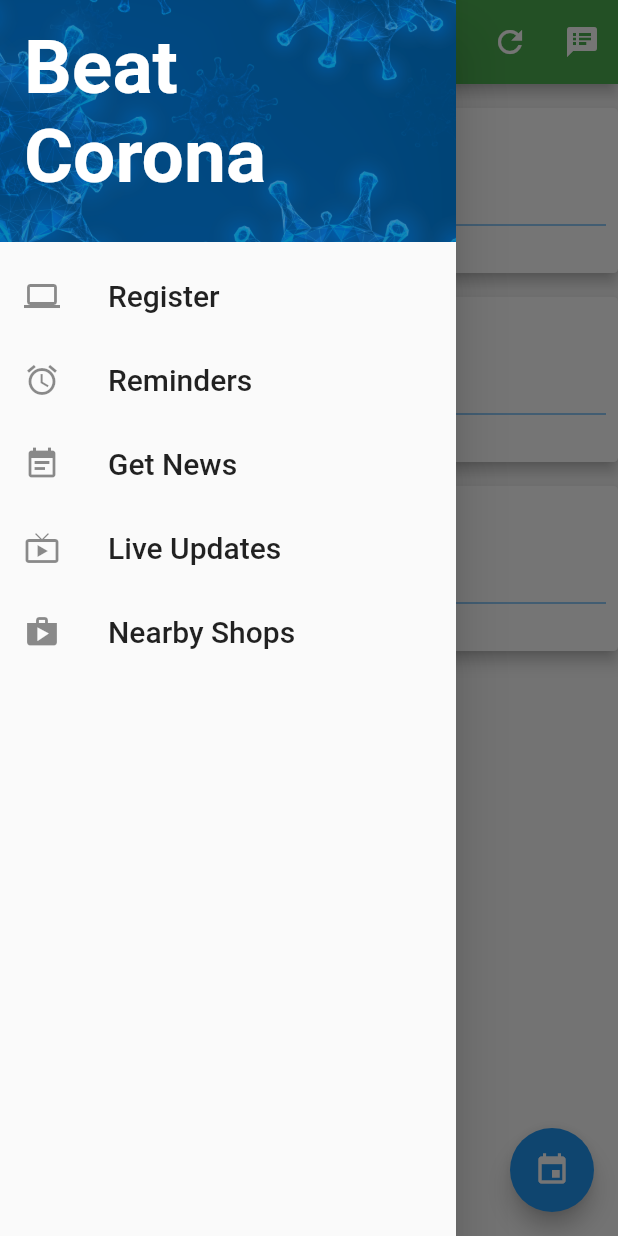
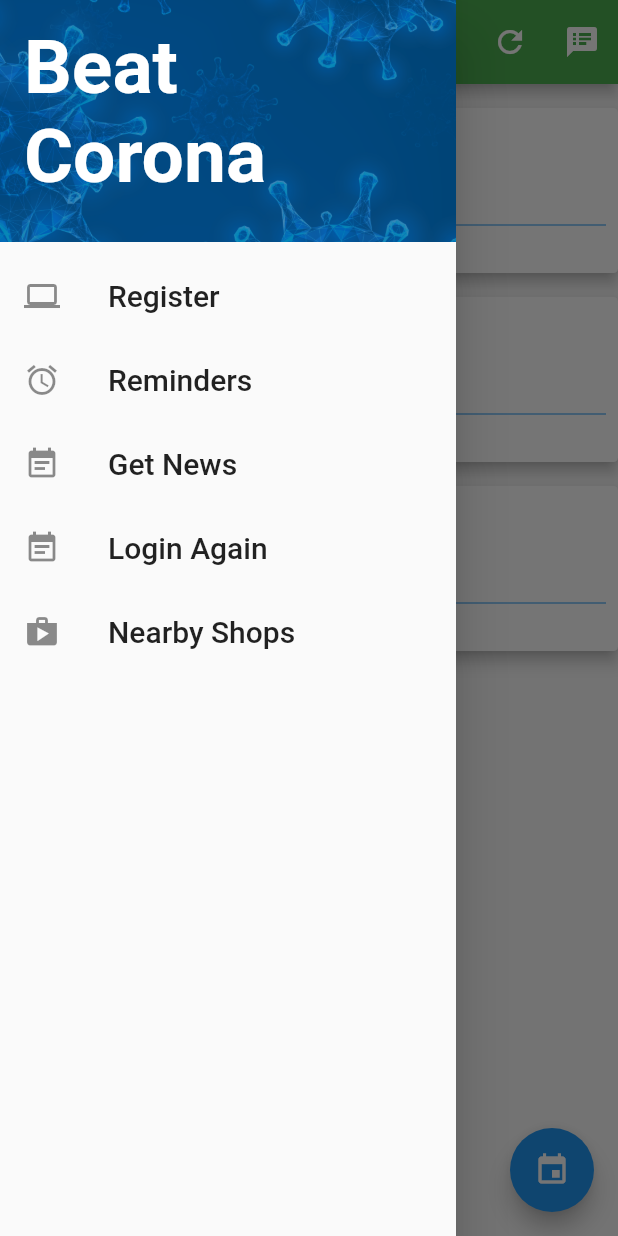
Before and after one commit to lakshygupta/BeatCorona-HackOn, a Flutter app: the screen it shows after launch, with the side drawer open, on a phone screen of 412 x 824 dp. Run offline on Flutter 3.47's test engine with Material 2 defaults, Android fonts, the phone set to English and light mode, and no system bars; our stand-ins replace firebase_auth; missing offline and left inert: flutter_webview_plugin; accounts and stored records are empty.

```diff
--- a/lib/main.dart
+++ b/lib/main.dart
@@ -1,12 +1,14 @@
 import 'package:flutter/material.dart';
+import 'package:flutternewsapp/homepage.dart';
 import 'data.dart';
 import 'newsfeeds.dart';
+import 'Register.dart';
+import 'homepage.dart';
 
 void main() {
   runApp(MaterialApp(
     home: Need(),
   ));
-
 }
 
 void notesOpen(BuildContext context) {
@@ -27,18 +29,15 @@ class Need extends StatelessWidget {
     Data(text: 'Fruits', customor: 'Dhwaj Gupta', category: 'fruits'),
     Data(text: 'MILK', customor: 'Rahul', category: 'Home'),
     Data(text: 'Water Bottles', customor: 'LakshyGupta', category: 'Home'),
-
   ];
 
   Widget getIcon(list) {
     print(list.category);
     if (list.category == 'Home') {
       return Icon(Icons.local_grocery_store);
-    }
-    else if (list.category == 'fruits') {
+    } else if (list.category == 'fruits') {
       return Icon(Icons.free_breakfast);
-    }
-    else {
+    } else {
       return Icon(Icons.shopping_basket);
     }
   }
@@ -47,30 +46,33 @@ class Need extends StatelessWidget {
     return Card(
       elevation: 4.0,
       margin: EdgeInsets.fromLTRB(16.0, 16.0, 0, 0),
-      shape: RoundedRectangleBorder(
-          borderRadius: BorderRadius.circular(3.0)),
+      shape: RoundedRectangleBorder(borderRadius: BorderRadius.circular(3.0)),
       child: Padding(
         padding: const EdgeInsets.all(8.0),
         child: Column(
           crossAxisAlignment: CrossAxisAlignment.stretch,
           children: <Widget>[
             new ListTile(
-              title: new Text(list.text, style: TextStyle(
+              title: new Text(
+                list.text,
+                style: TextStyle(
                   fontSize: 18.0,
                   color: Colors.grey[600],
-              ),),
+                ),
+              ),
               leading: getIcon(list),
             ),
             SizedBox(height: 6.0),
-            new Divider(color: Colors.blue, indent: 16.0,),
-            Text(
-                list.customor,
+            new Divider(
+              color: Colors.blue,
+              indent: 16.0,
+            ),
+            Text(list.customor,
                 style: TextStyle(
                   fontSize: 14.0,
                   fontWeight: FontWeight.bold,
                   color: Colors.grey[800],
-                )
-            ),
+                )),
           ],
         ),
       ),
@@ -110,75 +112,89 @@ class Need extends StatelessWidget {
           padding: EdgeInsets.zero,
           children: <Widget>[
             DrawerHeader(
-                child: Text('Beat Corona',
+              child: Text(
+                'Beat Corona',
                 style: TextStyle(
                   fontSize: 50,
                   color: Colors.white,
                   fontWeight: FontWeight.bold,
                 ),
-
               ),
               decoration: BoxDecoration(
                 image: DecorationImage(
-                        image: AssetImage("assets/beat.png"),fit: BoxFit.cover),
+                    image: AssetImage("assets/beat.png"),
+                    fit: BoxFit.cover
+                ),
               ),
             ),
             ListTile(
-                leading:Icon(Icons.computer) ,
-                title: Text('Register',
+              leading: Icon(Icons.computer),
+              title: Text(
+                'Register',
                 style: TextStyle(
                   fontSize: 20,
-                ),),
+                ),
+              ),
+              onTap: () {
+                Navigator.push(
+                    context,
+                    new MaterialPageRoute(
+                        builder: (BuildContext context) => new CustomForm()));
+                // Update the state of the app.
+                // ...
+              },
+            ),
+            ListTile(
+              leading: Icon(Icons.alarm),
+              title: Text(
+                'Reminders',
+                style: TextStyle(
+                  fontSize: 20,
+                ),
+              ),
               onTap: () {
                 // Update the state of the app.
                 // ...
               },
             ),
             ListTile(
-                leading:Icon(Icons.alarm) ,
-                title: Text('Reminders',
+              leading: Icon(Icons.event_note),
+              title: Text(
+                'Get News',
                 style: TextStyle(
                   fontSize: 20,
-                  ),),
+                ),
+              ),
               onTap: () {
                 // Update the state of the app.
                 // ...
               },
             ),
             ListTile(
-                leading:Icon(Icons.event_note) ,
-                title: Text('Get News',
+              leading: Icon(Icons.event_note),
+              title: Text(
+                'Login Again',
                 style: TextStyle(
                   fontSize: 20,
-                  ),),
+                ),
+              ),
               onTap: () {
-                  // Update the state of the app.
-                  // ...
-                  var id = 1;
                 Navigator.push(
                     context,
                     new MaterialPageRoute(
-                          builder: (BuildContext context) =>
-                          new NewsFeedPage(id)));
-                },
-              ),
-              ListTile(
-                leading:Icon(Icons.live_tv),
-                title: Text('Live Updates',
-                  style: TextStyle(
-                    fontSize: 20,
-                  ),),
-                onTap: () {
+                        builder: (BuildContext context) => new Splash()));
                 // Update the state of the app.
                 // ...
               },
             ),
             ListTile(
-                leading:Icon(Icons.shop) ,
-                title: Text('Nearby Shops',
+              leading: Icon(Icons.shop),
+              title: Text(
+                'Nearby Shops',
                 style: TextStyle(
                   fontSize: 20,
-                  ),),
+                ),
+              ),
               onTap: () {
                 // Update the state of the app.
                 // ...
@@ -187,19 +203,15 @@ class Need extends StatelessWidget {
           ],
         ),
       ),
-
       floatingActionButton: FloatingActionButton(
-        onPressed : ()
-    {
+        onPressed: () {
           var id = 1;
           Navigator.push(
               context,
               new MaterialPageRoute(
-              builder: (BuildContext context) =>
-              new NewsFeedPage(id)));
+                  builder: (BuildContext context) => new NewsFeedPage(id)));
         },
         child: Icon(Icons.event),
-
       ),
     );
   }
--- a/pubspec.yaml
+++ b/pubspec.yaml
@@ -4,13 +4,13 @@ description: A new Flutter project.
 dependencies:
   flutter:
     sdk: flutter
-  webview_flutter: ^0.3.14+1
 
   # The following adds the Cupertino Icons font to your application.
   # Use with the CupertinoIcons class for iOS style icons.
   cupertino_icons: ^0.1.2
   http: ^0.12.0+4
   flutter_webview_plugin: ^0.3.10+1
+  firebase_auth: ^0.16.0
 
 dev_dependencies:
   flutter_test:
```
Also changed, not shown: lib/Register.dart (+85 -0 lines), lib/auth_service.dart (added, +14 -0 lines), lib/homepage.dart (added, +23 -0 lines), lib/live_updates.dart (deleted, +0 -18 lines), lib/remainder.dart (deleted). Lines whose indentation alone changed are shown as unchanged.
